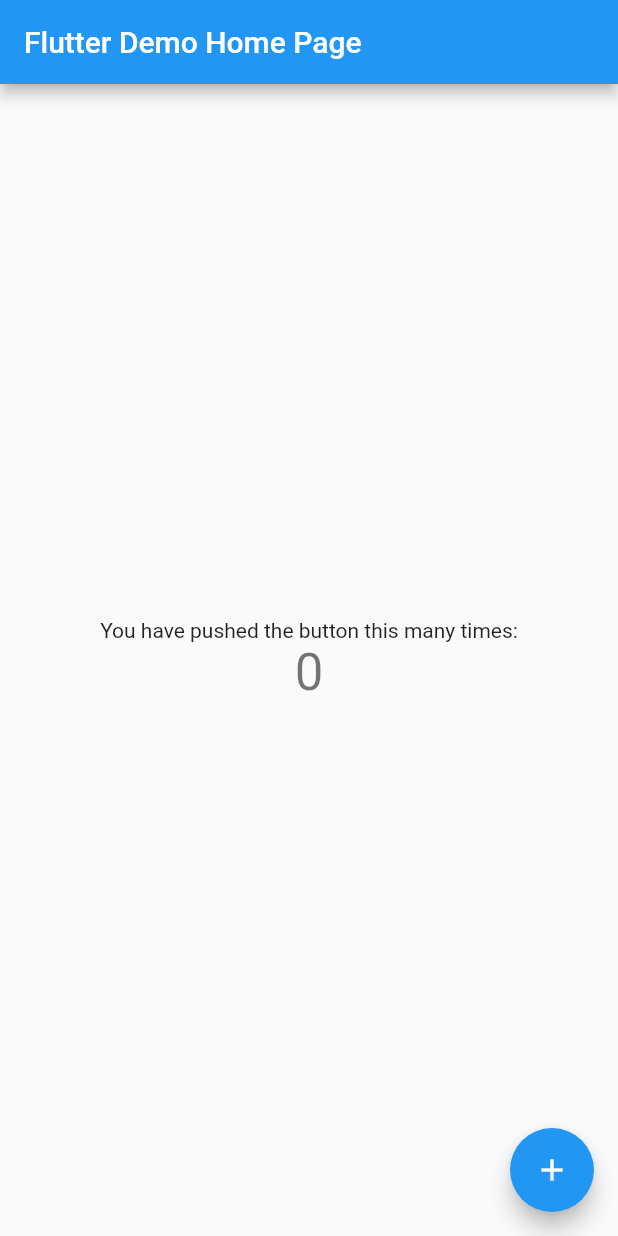
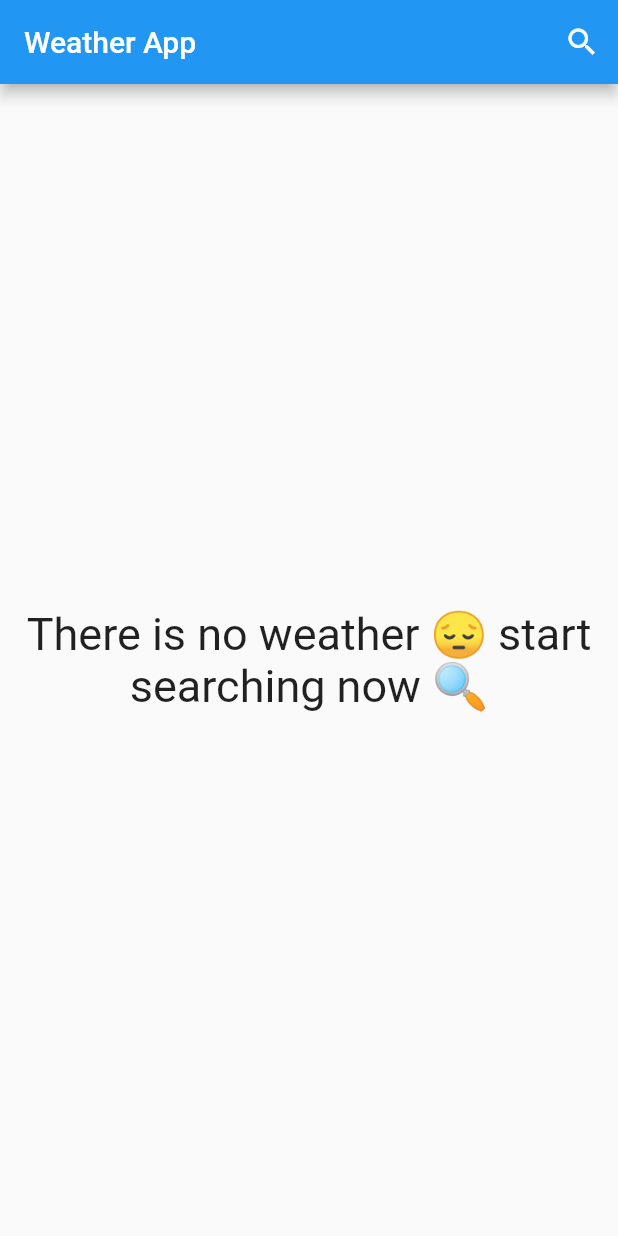
Before and after one commit to mahmoudlotf0/weather-app, a Flutter app: the screen it shows after launch, on a phone screen of 412 x 824 dp. Run offline on Flutter 3.47's test engine with Material 2 defaults, Android fonts, the phone set to English and light mode, and no system bars.

Commit message:
finish Home Page UI

```diff
--- a/lib/main.dart
+++ b/lib/main.dart
@@ -1,115 +1,19 @@
 import 'package:flutter/material.dart';
+import 'package:weatherapp/ui/screens/home_page.dart';
 
 void main() {
-  runApp(const MyApp());
+  runApp(const WeatherApp());
 }
 
-class MyApp extends StatelessWidget {
-  const MyApp({Key? key}) : super(key: key);
+class WeatherApp extends StatelessWidget {
+  const WeatherApp({Key? key}) : super(key: key);
 
-  // This widget is the root of your application.
   @override
   Widget build(BuildContext context) {
     return MaterialApp(
-      title: 'Flutter Demo',
-      theme: ThemeData(
-        // This is the theme of your application.
-        //
-        // Try running your application with "flutter run". You'll see the
-        // application has a blue toolbar. Then, without quitting the app, try
-        // changing the primarySwatch below to Colors.green and then invoke
-        // "hot reload" (press "r" in the console where you ran "flutter run",
-        // or simply save your changes to "hot reload" in a Flutter IDE).
-        // Notice that the counter didn't reset back to zero; the application
-        // is not restarted.
-        primarySwatch: Colors.blue,
-      ),
-      home: const MyHomePage(title: 'Flutter Demo Home Page'),
+      debugShowCheckedModeBanner: false,
+      theme: ThemeData(),
+      home: const HomePage(),
     );
   }
 }
-
-class MyHomePage extends StatefulWidget {
-  const MyHomePage({Key? key, required this.title}) : super(key: key);
-
-  // This widget is the home page of your application. It is stateful, meaning
-  // that it has a State object (defined below) that contains fields that affect
-  // how it looks.
-
-  // This class is the configuration for the state. It holds the values (in this
-  // case the title) provided by the parent (in this case the App widget) and
-  // used by the build method of the State. Fields in a Widget subclass are
-  // always marked "final".
-
-  final String title;
-
-  @override
-  State<MyHomePage> createState() => _MyHomePageState();
-}
-
-class _MyHomePageState extends State<MyHomePage> {
-  int _counter = 0;
-
-  void _incrementCounter() {
-    setState(() {
-      // This call to setState tells the Flutter framework that something has
-      // changed in this State, which causes it to rerun the build method below
-      // so that the display can reflect the updated values. If we changed
-      // _counter without calling setState(), then the build method would not be
-      // called again, and so nothing would appear to happen.
-      _counter++;
-    });
-  }
-
-  @override
-  Widget build(BuildContext context) {
-    // This method is rerun every time setState is called, for instance as done
-    // by the _incrementCounter method above.
-    //
-    // The Flutter framework has been optimized to make rerunning build methods
-    // fast, so that you can just rebuild anything that needs updating rather
-    // than having to individually change instances of widgets.
-    return Scaffold(
-      appBar: AppBar(
-        // Here we take the value from the MyHomePage object that was created by
-        // the App.build method, and use it to set our appbar title.
-        title: Text(widget.title),
-      ),
-      body: Center(
-        // Center is a layout widget. It takes a single child and positions it
-        // in the middle of the parent.
-        child: Column(
-          // Column is also a layout widget. It takes a list of children and
-          // arranges them vertically. By default, it sizes itself to fit its
-          // children horizontally, and tries to be as tall as its parent.
-          //
-          // Invoke "debug painting" (press "p" in the console, choose the
-          // "Toggle Debug Paint" action from the Flutter Inspector in Android
-          // Studio, or the "Toggle Debug Paint" command in Visual Studio Code)
-          // to see the wireframe for each widget.
-          //
-          // Column has various properties to control how it sizes itself and
-          // how it positions its children. Here we use mainAxisAlignment to
-          // center the children vertically; the main axis here is the vertical
-          // axis because Columns are vertical (the cross axis would be
-          // horizontal).
-          mainAxisAlignment: MainAxisAlignment.center,
-          children: <Widget>[
-            const Text(
-              'You have pushed the button this many times:',
-            ),
-            Text(
-              '$_counter',
-              style: Theme.of(context).textTheme.headline4,
-            ),
-          ],
-        ),
-      ),
-      floatingActionButton: FloatingActionButton(
-        onPressed: _incrementCounter,
-        tooltip: 'Increment',
-        child: const Icon(Icons.add),
-      ), // This trailing comma makes auto-formatting nicer for build methods.
-    );
-  }
-}
--- /dev/null
+++ b/lib/ui/screens/home_page.dart
@@ -0,0 +1,46 @@
+import 'package:flutter/material.dart';
+import 'package:weatherapp/ui/pages/search_page.dart';
+
+class HomePage extends StatelessWidget {
+  const HomePage({Key? key}) : super(key: key);
+
+  @override
+  Widget build(BuildContext context) {
+    return Scaffold(
+      appBar: AppBar(
+        actions: [
+          IconButton(
+            onPressed: () {
+              Navigator.of(context).push(
+                MaterialPageRoute(builder: (context) {
+                  return const SearchPage();
+                }),
+              );
+            },
+            icon: const Icon(Icons.search),
+          ),
+        ],
+        title: const Text('Weather App'),
+      ),
+      body: Center(
+        child: Column(
+          mainAxisSize: MainAxisSize.min,
+          children: const [
+            Text(
+              'There is no weather 😔 start',
+              style: TextStyle(
+                fontSize: 30,
+              ),
+            ),
+            Text(
+              'searching now 🔍',
+              style: TextStyle(
+                fontSize: 30,
+              ),
+            )
+          ],
+        ),
+      ),
+    );
+  }
+}
```
Also changed, not shown: assets/images/clear.png (added), assets/images/cloudy.png (added), assets/images/rainy.png (added), assets/images/snow.png (added), assets/images/thunderstorm.png (added), 1 other file.
